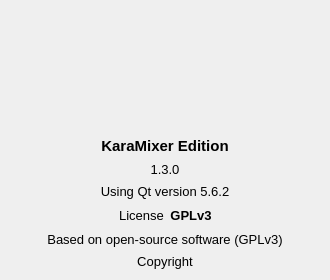
Kridthawat339/KaraMixer-Edition, file Dialogs/AboutDialog.ui: the form before one commit.
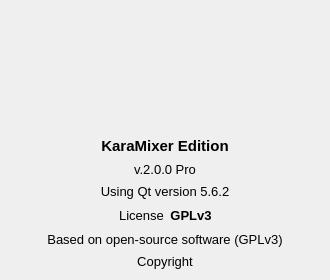
The form after the commit. Icons and pictures are not drawn.

```diff
--- a/Dialogs/AboutDialog.ui
+++ b/Dialogs/AboutDialog.ui
@@ -77,7 +77,7 @@
    <item>
     <widget class="QLabel" name="lbVersion">
      <property name="text">
-      <string>1.3.0</string>
+      <string>v.2.0.0 Pro</string>
      </property>
      <property name="alignment">
       <set>Qt::AlignCenter</set>
```
